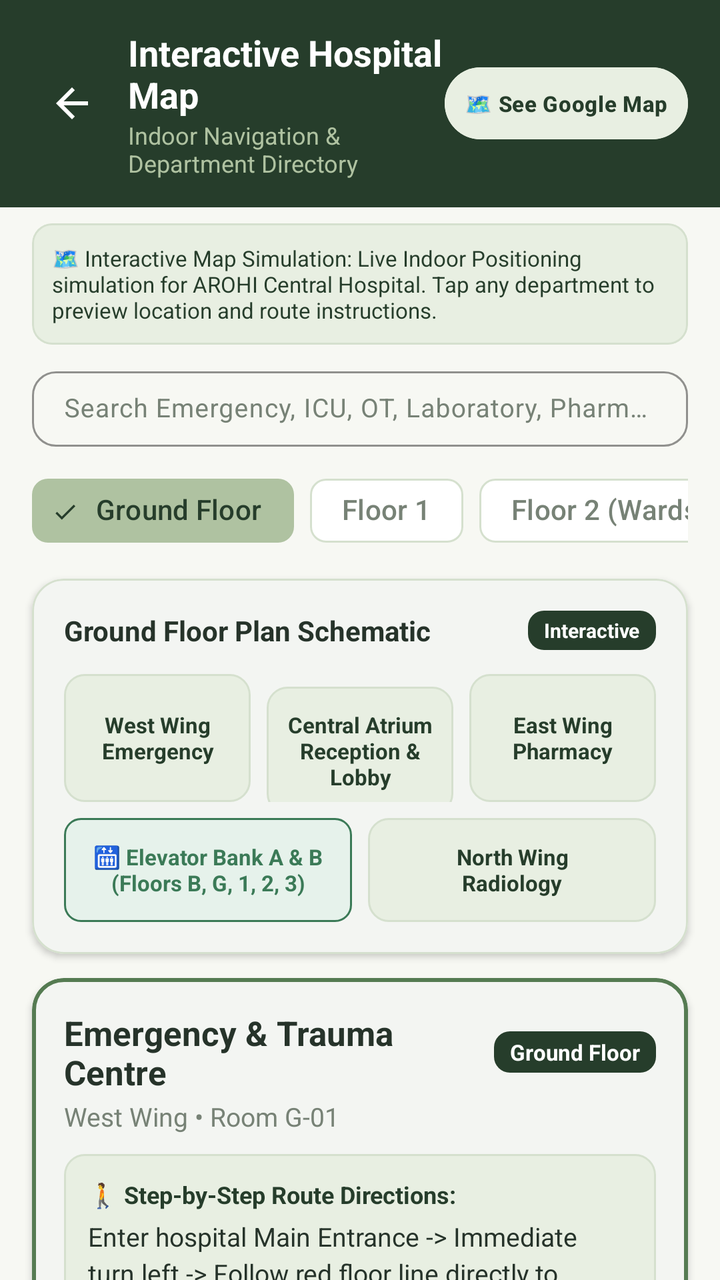
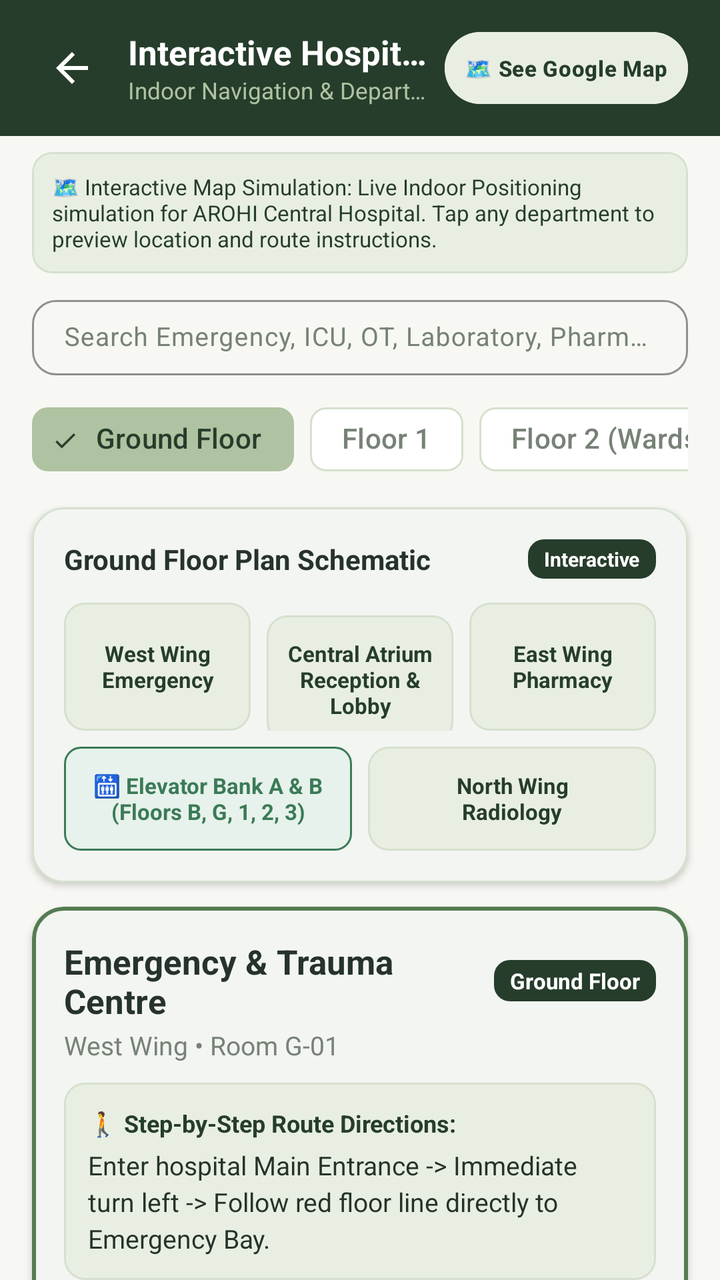

An Android layout rendered at two revisions. The XML below is the earlier revision; the diff shows what the commit changed to produce the second picture.
<!-- AndroidManifest.xml: application theme Theme.AROHI -->
<!-- res/layout/fragment_hospital_map.xml -->
<?xml version="1.0" encoding="utf-8"?>
<androidx.core.widget.NestedScrollView
    xmlns:android="http://schemas.android.com/apk/res/android"
    xmlns:app="http://schemas.android.com/apk/res-auto"
    android:layout_width="match_parent"
    android:layout_height="match_parent"
    android:background="@color/surface_background"
    android:fillViewport="true">

    <LinearLayout
        android:layout_width="match_parent"
        android:layout_height="wrap_content"
        android:orientation="vertical">

        
        <LinearLayout
            android:layout_width="match_parent"
            android:layout_height="wrap_content"
            android:orientation="horizontal"
            android:paddingHorizontal="16dp"
            android:paddingVertical="14dp"
            android:background="@color/deep_forest_green"
            android:gravity="center_vertical">

            <ImageButton
                android:id="@+id/btnMapBack"
                android:layout_width="40dp"
                android:layout_height="40dp"
                android:background="?attr/selectableItemBackgroundBorderless"
                android:src="@drawable/ic_arrow_back"
                app:tint="@color/white"
                android:contentDescription="Back" />

            <LinearLayout
                android:layout_width="0dp"
                android:layout_height="wrap_content"
                android:layout_marginStart="8dp"
                android:layout_weight="1"
                android:orientation="vertical">

                <TextView
                    android:layout_width="wrap_content"
                    android:layout_height="wrap_content"
                    android:text="Interactive Hospital Map"
                    android:textColor="@color/white"
                    android:textSize="18sp"
                    android:textStyle="bold" />

                <TextView
                    android:layout_width="wrap_content"
                    android:layout_height="wrap_content"
                    android:text="Indoor Navigation &amp; Department Directory"
                    android:textColor="@color/soft_sage"
                    android:textSize="12sp" />
            </LinearLayout>

            
            <com.google.android.material.button.MaterialButton
                android:id="@+id/btnOpenGoogleMapStyle"
                style="@style/Widget.Material3.Button"
                android:layout_width="wrap_content"
                android:layout_height="36dp"
                android:backgroundTint="@color/pale_mint"
                android:insetTop="0dp"
                android:insetBottom="0dp"
                android:paddingHorizontal="10dp"
                android:text="🗺️ See Google Map"
                android:textColor="@color/deep_forest_green"
                android:textSize="11sp"
                android:textStyle="bold" />
        </LinearLayout>

        
        <com.google.android.material.card.MaterialCardView
            android:layout_width="match_parent"
            android:layout_height="wrap_content"
            android:layout_marginHorizontal="16dp"
            android:layout_marginTop="8dp"
            app:cardBackgroundColor="@color/pale_mint"
            app:cardCornerRadius="10dp"
            app:cardElevation="0dp"
            app:strokeColor="@color/border_stroke"
            app:strokeWidth="1dp">

            <TextView
                android:layout_width="match_parent"
                android:layout_height="wrap_content"
                android:padding="10dp"
                android:text="🗺️ Interactive Map Simulation: Live Indoor Positioning simulation for AROHI Central Hospital. Tap any department to preview location and route instructions."
                android:textColor="@color/deep_forest_green"
                android:textSize="11sp" />
        </com.google.android.material.card.MaterialCardView>

        
        <com.google.android.material.textfield.TextInputLayout
            style="@style/Widget.Material3.TextInputLayout.OutlinedBox"
            android:layout_width="match_parent"
            android:layout_height="wrap_content"
            android:layout_marginHorizontal="16dp"
            android:layout_marginTop="8dp"
            app:boxCornerRadiusBottomEnd="12dp"
            app:boxCornerRadiusBottomStart="12dp"
            app:boxCornerRadiusTopEnd="12dp"
            app:boxCornerRadiusTopStart="12dp"
            app:boxStrokeColor="@color/border_focused">

            <com.google.android.material.textfield.TextInputEditText
                android:id="@+id/etSearchDepartment"
                android:layout_width="match_parent"
                android:layout_height="wrap_content"
                android:hint="Search Emergency, ICU, OT, Laboratory, Pharmacy, Wards..."
                android:imeOptions="actionSearch"
                android:inputType="text"
                android:paddingVertical="10dp"
                android:textSize="13sp" />
        </com.google.android.material.textfield.TextInputLayout>

        
        <HorizontalScrollView
            android:layout_width="match_parent"
            android:layout_height="wrap_content"
            android:layout_marginTop="8dp"
            android:paddingHorizontal="16dp"
            android:scrollbars="none">

            <com.google.android.material.chip.ChipGroup
                android:id="@+id/chipGroupFloors"
                android:layout_width="wrap_content"
                android:layout_height="wrap_content"
                app:singleSelection="true">

                <com.google.android.material.chip.Chip
                    android:id="@+id/chipFloorGround"
                    style="@style/Widget.Material3.Chip.Filter"
                    android:layout_width="wrap_content"
                    android:layout_height="wrap_content"
                    android:checked="true"
                    android:text="Ground Floor" />

                <com.google.android.material.chip.Chip
                    android:id="@+id/chipFloor1"
                    style="@style/Widget.Material3.Chip.Filter"
                    android:layout_width="wrap_content"
                    android:layout_height="wrap_content"
                    android:text="Floor 1" />

                <com.google.android.material.chip.Chip
                    android:id="@+id/chipFloor2"
                    style="@style/Widget.Material3.Chip.Filter"
                    android:layout_width="wrap_content"
                    android:layout_height="wrap_content"
                    android:text="Floor 2 (Wards)" />

                <com.google.android.material.chip.Chip
                    android:id="@+id/chipFloor3"
                    style="@style/Widget.Material3.Chip.Filter"
                    android:layout_width="wrap_content"
                    android:layout_height="wrap_content"
                    android:text="Floor 3 (ICU/OT)" />

                <com.google.android.material.chip.Chip
                    android:id="@+id/chipFloorBasement"
                    style="@style/Widget.Material3.Chip.Filter"
                    android:layout_width="wrap_content"
                    android:layout_height="wrap_content"
                    android:text="Basement" />
            </com.google.android.material.chip.ChipGroup>
        </HorizontalScrollView>

        
        <com.google.android.material.card.MaterialCardView
            android:layout_width="match_parent"
            android:layout_height="wrap_content"
            android:layout_marginHorizontal="16dp"
            android:layout_marginTop="10dp"
            app:cardBackgroundColor="@color/white"
            app:cardCornerRadius="16dp"
            app:cardElevation="2dp"
            app:strokeColor="@color/border_stroke"
            app:strokeWidth="1dp">

            <LinearLayout
                android:layout_width="match_parent"
                android:layout_height="wrap_content"
                android:orientation="vertical"
                android:padding="16dp">

                <LinearLayout
                    android:layout_width="match_parent"
                    android:layout_height="wrap_content"
                    android:orientation="horizontal"
                    android:gravity="center_vertical">

                    <TextView
                        android:id="@+id/tvFloorPlanTitle"
                        android:layout_width="0dp"
                        android:layout_height="wrap_content"
                        android:layout_weight="1"
                        android:text="Ground Floor Plan Schematic"
                        android:textColor="@color/text_primary"
                        android:textSize="14sp"
                        android:textStyle="bold" />

                    <TextView
                        android:id="@+id/tvSelectedFloorBadge"
                        android:layout_width="wrap_content"
                        android:layout_height="wrap_content"
                        android:background="@drawable/bg_badge_forest"
                        android:paddingHorizontal="8dp"
                        android:paddingVertical="3dp"
                        android:text="Interactive"
                        android:textColor="@color/white"
                        android:textSize="10sp"
                        android:textStyle="bold" />
                </LinearLayout>

                
                <LinearLayout
                    android:layout_width="match_parent"
                    android:layout_height="wrap_content"
                    android:layout_marginTop="12dp"
                    android:orientation="horizontal">

                    <TextView
                        android:id="@+id/tileWestWing"
                        android:layout_width="0dp"
                        android:layout_height="64dp"
                        android:layout_weight="1"
                        android:background="@drawable/bg_card_subtle"
                        android:gravity="center"
                        android:padding="6dp"
                        android:text="West Wing\nEmergency"
                        android:textColor="@color/deep_forest_green"
                        android:textSize="11sp"
                        android:textStyle="bold" />

                    <TextView
                        android:id="@+id/tileCentralCorridor"
                        android:layout_width="0dp"
                        android:layout_height="64dp"
                        android:layout_marginStart="8dp"
                        android:layout_weight="1"
                        android:background="@drawable/bg_card_subtle"
                        android:gravity="center"
                        android:padding="6dp"
                        android:text="Central Atrium\nReception &amp; Lobby"
                        android:textColor="@color/deep_forest_green"
                        android:textSize="11sp"
                        android:textStyle="bold" />

                    <TextView
                        android:id="@+id/tileEastWing"
                        android:layout_width="0dp"
                        android:layout_height="64dp"
                        android:layout_marginStart="8dp"
                        android:layout_weight="1"
                        android:background="@drawable/bg_card_subtle"
                        android:gravity="center"
                        android:padding="6dp"
                        android:text="East Wing\nPharmacy"
                        android:textColor="@color/deep_forest_green"
                        android:textSize="11sp"
                        android:textStyle="bold" />
                </LinearLayout>

                
                <LinearLayout
                    android:layout_width="match_parent"
                    android:layout_height="wrap_content"
                    android:layout_marginTop="8dp"
                    android:orientation="horizontal">

                    <TextView
                        android:id="@+id/tileElevators"
                        android:layout_width="0dp"
                        android:layout_height="52dp"
                        android:layout_weight="1"
                        android:background="@drawable/bg_status_badge_verified"
                        android:gravity="center"
                        android:padding="6dp"
                        android:text="🛗 Elevator Bank A &amp; B (Floors B, G, 1, 2, 3)"
                        android:textColor="@color/status_verified"
                        android:textSize="11sp"
                        android:textStyle="bold" />

                    <TextView
                        android:id="@+id/tileNorthWing"
                        android:layout_width="0dp"
                        android:layout_height="52dp"
                        android:layout_marginStart="8dp"
                        android:layout_weight="1"
                        android:background="@drawable/bg_card_subtle"
                        android:gravity="center"
                        android:padding="6dp"
                        android:text="North Wing\nRadiology"
                        android:textColor="@color/deep_forest_green"
                        android:textSize="11sp"
                        android:textStyle="bold" />
                </LinearLayout>
            </LinearLayout>
        </com.google.android.material.card.MaterialCardView>

        
        <com.google.android.material.card.MaterialCardView
            android:id="@+id/cardSelectedLocationDetails"
            android:layout_width="match_parent"
            android:layout_height="wrap_content"
            android:layout_marginHorizontal="16dp"
            android:layout_marginTop="12dp"
            app:cardBackgroundColor="@color/white"
            app:cardCornerRadius="16dp"
            app:cardElevation="2dp"
            app:strokeColor="@color/border_focused"
            app:strokeWidth="2dp">

            <LinearLayout
                android:layout_width="match_parent"
                android:layout_height="wrap_content"
                android:orientation="vertical"
                android:padding="16dp">

                <LinearLayout
                    android:layout_width="match_parent"
                    android:layout_height="wrap_content"
                    android:orientation="horizontal"
                    android:gravity="center_vertical">

                    <TextView
                        android:id="@+id/tvDetailLocationName"
                        android:layout_width="0dp"
                        android:layout_height="wrap_content"
                        android:layout_weight="1"
                        android:text="Emergency &amp; Trauma Centre"
                        android:textColor="@color/text_primary"
                        android:textSize="17sp"
                        android:textStyle="bold" />

                    <TextView
                        android:id="@+id/tvDetailFloor"
                        android:layout_width="wrap_content"
                        android:layout_height="wrap_content"
                        android:background="@drawable/bg_badge_forest"
                        android:paddingHorizontal="8dp"
                        android:paddingVertical="3dp"
                        android:text="Ground Floor"
                        android:textColor="@color/white"
                        android:textSize="11sp"
                        android:textStyle="bold" />
                </LinearLayout>

                <TextView
                    android:id="@+id/tvDetailWingAndRoom"
                    android:layout_width="match_parent"
                    android:layout_height="wrap_content"
                    android:layout_marginTop="2dp"
                    android:text="West Wing • Room G-01"
                    android:textColor="@color/text_secondary"
                    android:textSize="13sp" />

                
                <LinearLayout
                    android:layout_width="match_parent"
                    android:layout_height="wrap_content"
                    android:layout_marginTop="10dp"
                    android:background="@drawable/bg_card_subtle"
                    android:orientation="vertical"
                    android:padding="12dp">

                    <TextView
                        android:layout_width="wrap_content"
                        android:layout_height="wrap_content"
                        android:text="🚶 Step-by-Step Route Directions:"
                        android:textColor="@color/deep_forest_green"
                        android:textSize="12sp"
                        android:textStyle="bold" />

                    <TextView
                        android:id="@+id/tvDetailDirections"
                        android:layout_width="match_parent"
                        android:layout_height="wrap_content"
                        android:layout_marginTop="4dp"
                        android:lineSpacingExtra="3dp"
                        android:text="Enter hospital Main Entrance -> Immediate turn left -> Follow red floor line directly to Emergency Bay."
                        android:textColor="@color/text_primary"
                        android:textSize="13sp" />
                </LinearLayout>

                <LinearLayout
                    android:layout_width="match_parent"
                    android:layout_height="wrap_content"
                    android:layout_marginTop="8dp"
                    android:orientation="horizontal"
                    android:gravity="center_vertical">

                    <TextView
                        android:id="@+id/tvDetailHours"
                        android:layout_width="0dp"
                        android:layout_height="wrap_content"
                        android:layout_weight="1"
                        android:text="Hours: 24 Hours / 7 Days"
                        android:textColor="@color/deep_forest_green"
                        android:textSize="12sp"
                        android:textStyle="bold" />

                    <TextView
                        android:id="@+id/tvDetailExtension"
                        android:layout_width="wrap_content"
                        android:layout_height="wrap_content"
                        android:text="Ext: 101, 102"
                        android:textColor="@color/text_secondary"
                        android:textSize="12sp" />
                </LinearLayout>
            </LinearLayout>
        </com.google.android.material.card.MaterialCardView>

        
        <TextView
            android:layout_width="match_parent"
            android:layout_height="wrap_content"
            android:layout_marginHorizontal="16dp"
            android:layout_marginTop="16dp"
            android:text="Departments on this Floor"
            android:textColor="@color/text_primary"
            android:textSize="15sp"
            android:textStyle="bold" />

        
        <androidx.recyclerview.widget.RecyclerView
            android:id="@+id/recyclerHospitalLocations"
            android:layout_width="match_parent"
            android:layout_height="wrap_content"
            android:clipToPadding="false"
            android:nestedScrollingEnabled="false"
            android:padding="16dp" />

    </LinearLayout>
</androidx.core.widget.NestedScrollView>
<!-- resources referenced by this layout -->
<resources>
  <style name="Theme.AROHI" parent="Theme.Material3.Light.NoActionBar">
          
          <item name="colorPrimary">@color/primary_moss_green</item>
          <item name="colorOnPrimary">@color/white</item>
          <item name="colorPrimaryContainer">@color/pale_mint</item>
          <item name="colorOnPrimaryContainer">@color/deep_forest_green</item>
  
          <item name="colorSecondary">@color/secondary_sage</item>
          <item name="colorOnSecondary">@color/white</item>
          <item name="colorSecondaryContainer">@color/soft_sage</item>
          <item name="colorOnSecondaryContainer">@color/deep_forest_green</item>
  
          <item name="colorTertiary">@color/deep_forest_green</item>
          <item name="colorOnTertiary">@color/white</item>
  
          <item name="colorError">@color/status_emergency</item>
          <item name="colorOnError">@color/white</item>
          <item name="colorErrorContainer">@color/status_emergency_bg</item>
          <item name="colorOnErrorContainer">@color/status_emergency</item>
  
          
          <item name="android:windowBackground">@color/warm_ivory</item>
          <item name="android:colorBackground">@color/warm_ivory</item>
          <item name="colorSurface">@color/surface_card</item>
          <item name="colorOnSurface">@color/text_primary</item>
          <item name="colorSurfaceVariant">@color/pale_mint</item>
          <item name="colorOnSurfaceVariant">@color/text_secondary</item>
          <item name="colorOutline">@color/border_stroke</item>
  
          
          <item name="android:statusBarColor">@color/deep_forest_green</item>
          <item name="android:navigationBarColor">@color/warm_ivory</item>
          <item name="android:windowLightStatusBar">false</item>
  
          
          <item name="materialButtonStyle">@style/Widget.AROHI.Button.Primary</item>
          <item name="textInputStyle">@style/Widget.AROHI.TextInputLayout</item>
          <item name="materialCardViewStyle">@style/Widget.AROHI.Card</item>
      </style>
  <!-- unchanged entries left out for length: 30 -->
</resources>

<!-- the commit's change to res/layout/fragment_hospital_map.xml (unified diff, before → after) -->
@@ -35,23 +35,28 @@
                 android:layout_width="0dp"
                 android:layout_height="wrap_content"
                 android:layout_marginStart="8dp"
+                android:layout_marginEnd="8dp"
                 android:layout_weight="1"
                 android:orientation="vertical">
 
                 <TextView
-                    android:layout_width="wrap_content"
-                    android:layout_height="wrap_content"
+                    android:layout_width="match_parent"
+                    android:layout_height="wrap_content"
+                    android:ellipsize="end"
+                    android:maxLines="1"
                     android:text="Interactive Hospital Map"
                     android:textColor="@color/white"
-                    android:textSize="18sp"
+                    android:textSize="17sp"
                     android:textStyle="bold" />
 
                 <TextView
-                    android:layout_width="wrap_content"
-                    android:layout_height="wrap_content"
+                    android:layout_width="match_parent"
+                    android:layout_height="wrap_content"
+                    android:ellipsize="end"
+                    android:maxLines="1"
                     android:text="Indoor Navigation &amp; Department Directory"
                     android:textColor="@color/soft_sage"
-                    android:textSize="12sp" />
+                    android:textSize="11.5sp" />
             </LinearLayout>
 
             
<!-- resource entries referenced after the edit -->
@@ -38,6 +38,39 @@
           <item name="materialButtonStyle">@style/Widget.AROHI.Button.Primary</item>
           <item name="textInputStyle">@style/Widget.AROHI.TextInputLayout</item>
           <item name="materialCardViewStyle">@style/Widget.AROHI.Card</item>
+          <item name="materialAlertDialogTheme">@style/ThemeOverlay.AROHI.MaterialAlertDialog</item>
+          <item name="alertDialogTheme">@style/ThemeOverlay.AROHI.MaterialAlertDialog</item>
+      </style>
+  <style name="ThemeOverlay.AROHI.MaterialAlertDialog" parent="ThemeOverlay.Material3.MaterialAlertDialog">
+          <item name="buttonBarPositiveButtonStyle">@style/Widget.AROHI.Dialog.Button.Positive</item>
+          <item name="buttonBarNegativeButtonStyle">@style/Widget.AROHI.Dialog.Button.Negative</item>
+          <item name="buttonBarNeutralButtonStyle">@style/Widget.AROHI.Dialog.Button.Negative</item>
+          <item name="shapeAppearanceOverlay">@style/ShapeAppearance.AROHI.Dialog</item>
+      </style>
+  <style name="Widget.AROHI.Dialog.Button.Positive" parent="Widget.Material3.Button">
+          <item name="android:textColor">@color/white</item>
+          <item name="android:textSize">13sp</item>
+          <item name="android:textStyle">bold</item>
+          <item name="android:minHeight">38dp</item>
+          <item name="android:insetTop">0dp</item>
+          <item name="android:insetBottom">0dp</item>
+          <item name="backgroundTint">@color/primary_moss_green</item>
+          <item name="cornerRadius">19dp</item>
+      </style>
+  <style name="Widget.AROHI.Dialog.Button.Negative" parent="Widget.Material3.Button.OutlinedButton">
+          <item name="android:textColor">@color/deep_forest_green</item>
+          <item name="android:textSize">13sp</item>
+          <item name="android:textStyle">bold</item>
+          <item name="android:minHeight">38dp</item>
+          <item name="android:insetTop">0dp</item>
+          <item name="android:insetBottom">0dp</item>
+          <item name="backgroundTint">@color/surface_card</item>
+          <item name="strokeColor">@color/border_stroke</item>
+          <item name="strokeWidth">1dp</item>
+          <item name="cornerRadius">19dp</item>
+      </style>
+  <style name="ShapeAppearance.AROHI.Dialog" parent="ShapeAppearance.Material3.Corner.Medium">
+          <item name="cornerSize">16dp</item>
       </style>
   <!-- unchanged entries left out for length: 30 -->
 </resources>
